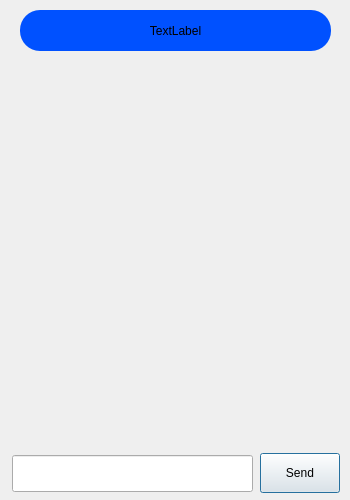
Above: conversationwindow.ui from Reynardd/MoonMessenger_TheDebuggingDudes_1 before the change. Below: the same form after it.
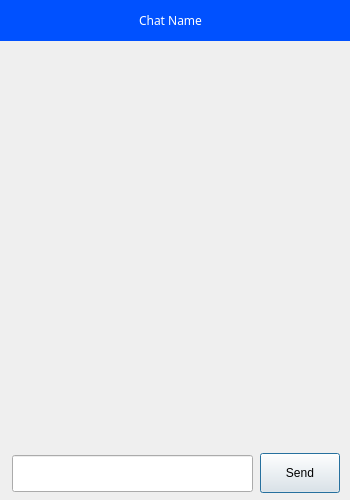
That is the form after the change. Icons and pictures are not drawn.

Commit message: - small changes in conversation window

```diff
--- a/conversationwindow.ui
+++ b/conversationwindow.ui
@@ -55,9 +55,9 @@
   <widget class="QScrollArea" name="scrollArea">
    <property name="geometry">
     <rect>
-     <x>20</x>
+     <x>0</x>
      <y>60</y>
-     <width>311</width>
+     <width>351</width>
      <height>381</height>
     </rect>
    </property>
@@ -96,7 +96,7 @@
      <rect>
       <x>0</x>
       <y>0</y>
-      <width>311</width>
+      <width>351</width>
       <height>381</height>
      </rect>
     </property>
@@ -105,19 +105,24 @@
   <widget class="QLabel" name="dstLabel">
    <property name="geometry">
     <rect>
-     <x>20</x>
-     <y>10</y>
-     <width>311</width>
+     <x>-20</x>
+     <y>0</y>
+     <width>381</width>
      <height>41</height>
     </rect>
    </property>
+   <property name="font">
+    <font>
+     <family>Modern</family>
+    </font>
+   </property>
    <property name="styleSheet">
     <string notr="true">background-color: rgb(0, 81, 255);
-border-radius:20px;
-text-align:center</string>
+text-align:center;
+color: rgb(255, 255, 255);</string>
    </property>
    <property name="text">
-    <string>TextLabel</string>
+    <string>Chat Name</string>
    </property>
    <property name="textFormat">
     <enum>Qt::PlainText</enum>
```
The commit also changes 3 other files.
